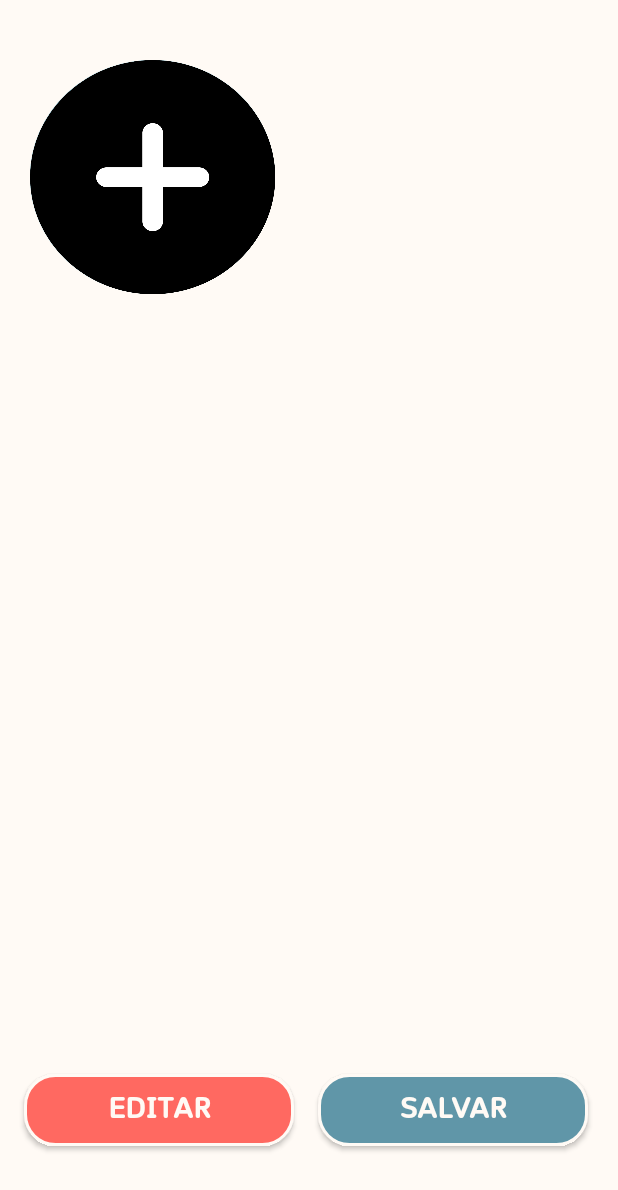
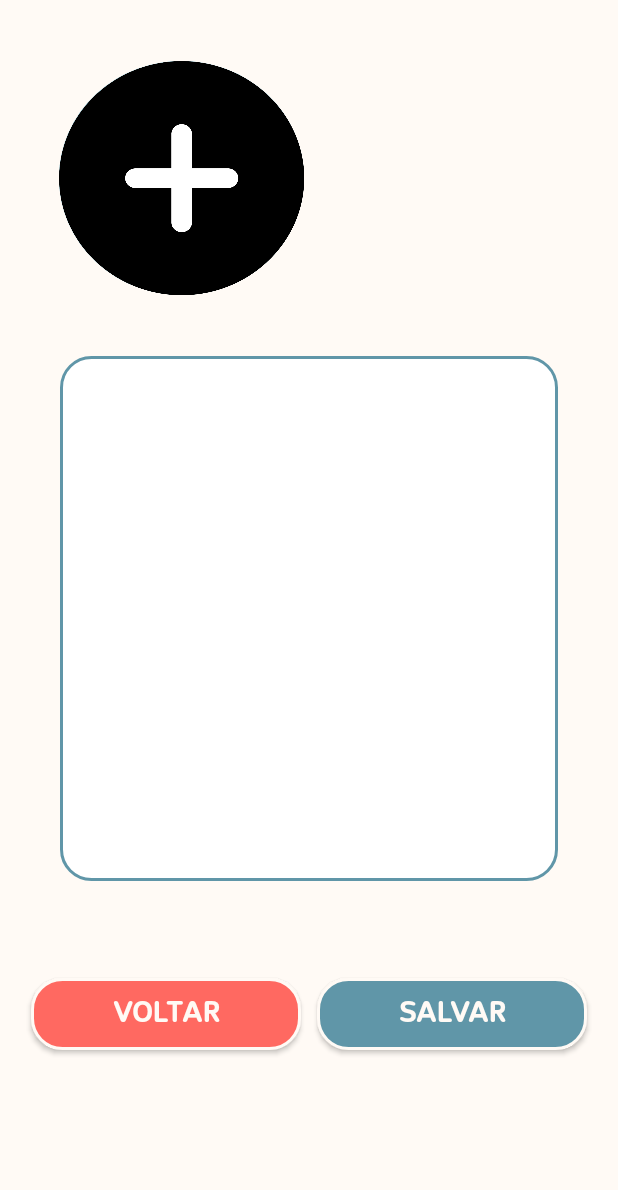
Before and after one commit to Pedrolbtb/Vihva-app, an Android app: the layout activity_foto_bio.xml on its own in the app's theme, with its tools: preview values and no code run, on a phone screen of 412 x 824 dp. Shown: the top 1190 px of the screen. Run offline under Robolectric (Android 15) with nearby library versions, the phone set to English and light mode, and no system bars.

Commit message:
tela de fotobio

```diff
--- a/app/src/main/res/layout/activity_foto_bio.xml
+++ b/app/src/main/res/layout/activity_foto_bio.xml
@@ -13,80 +13,92 @@
         style="@style/foto"
         android:layout_width="163dp"
         android:layout_height="156dp"
-        android:layout_marginLeft="20dp"
-        android:layout_marginTop="40dp"
+        android:layout_marginEnd="170dp"
         android:scaleType="fitStart"
+        app:layout_constraintBottom_toTopOf="@+id/editText"
+        app:layout_constraintEnd_toEndOf="parent"
         app:layout_constraintStart_toStartOf="parent"
         app:layout_constraintTop_toTopOf="parent" />
 
     <TextView
         android:id="@+id/text_nome"
-        android:layout_width="wrap_content"
-        android:layout_height="wrap_content"
+        style="@style/text"
         android:layout_marginTop="70dp"
-        android:layout_marginLeft="30dp"
+        android:layout_marginBottom="140dp"
+        android:layout_marginEnd="110dp"
         android:textSize="20sp"
+        app:layout_constraintBottom_toTopOf="@+id/editText"
+        app:layout_constraintEnd_toEndOf="parent"
         app:layout_constraintStart_toEndOf="@+id/img_save"
-        app:layout_constraintTop_toTopOf="parent"
-        android:text=""
-        />
+
+        app:layout_constraintTop_toTopOf="parent" />
 
     <TextView
         android:id="@+id/text_sobrenome"
-        android:layout_width="wrap_content"
-        android:layout_height="wrap_content"
+        style="@style/text"
         android:layout_marginTop="70dp"
+        android:layout_marginBottom="140dp"
         android:textSize="20sp"
-        app:layout_constraintTop_toTopOf="parent"
+        app:layout_constraintBottom_toTopOf="@+id/editText"
         app:layout_constraintEnd_toEndOf="parent"
         app:layout_constraintStart_toEndOf="@+id/text_nome"
-        android:text=""
-        />
+        app:layout_constraintTop_toTopOf="parent" />
 
     <TextView
         android:id="@+id/text_genero"
-        android:layout_width="wrap_content"
-        android:layout_height="wrap_content"
-        android:layout_marginTop="30dp"
-        android:layout_marginLeft="40dp"
+        style="@style/text"
+        android:layout_marginEnd="110dp"
+        android:layout_marginBottom="70dp"
         android:textSize="15sp"
+        app:layout_constraintBottom_toTopOf="@+id/editText"
+        app:layout_constraintEnd_toEndOf="parent"
         app:layout_constraintStart_toEndOf="@+id/img_save"
-        app:layout_constraintTop_toBottomOf="@+id/text_nome"
-        android:text=""
-        />
+        app:layout_constraintTop_toBottomOf="@+id/text_nome" />
 
     <TextView
         android:id="@+id/text_idade"
+        style="@style/text"
         android:layout_width="wrap_content"
         android:layout_height="wrap_content"
-        android:layout_marginTop="30dp"
+        android:layout_marginBottom="70dp"
         android:textSize="15sp"
-        app:layout_constraintTop_toBottomOf="@+id/text_sobrenome"
+        app:layout_constraintBottom_toTopOf="@+id/editText"
         app:layout_constraintEnd_toEndOf="parent"
         app:layout_constraintStart_toEndOf="@+id/text_genero"
-        android:text=""
-        />
+        app:layout_constraintTop_toBottomOf="@+id/text_sobrenome" />
 
     <TextView
         android:id="@+id/text_altura"
-        android:layout_width="wrap_content"
-        android:layout_height="wrap_content"
-        android:layout_marginStart="40dp"
-        android:text=""
+        style="@style/text"
+        android:layout_marginEnd="110dp"
+        android:layout_marginBottom="30dp"
         android:textSize="15sp"
+        app:layout_constraintBottom_toTopOf="@+id/editText"
+        app:layout_constraintEnd_toEndOf="parent"
         app:layout_constraintStart_toEndOf="@+id/img_save"
-        tools:layout_editor_absoluteY="168dp" />
+        app:layout_constraintTop_toBottomOf="@+id/text_genero" />
 
     <TextView
         android:id="@+id/text_peso"
-        android:layout_width="wrap_content"
-        android:layout_height="wrap_content"
-        android:layout_marginTop="20dp"
-        android:text=""
+        style="@style/text"
+        android:layout_marginBottom="30dp"
         android:textSize="15sp"
+        app:layout_constraintBottom_toTopOf="@+id/editText"
+        app:layout_constraintEnd_toEndOf="parent"
         app:layout_constraintStart_toEndOf="@+id/text_genero"
+        app:layout_constraintTop_toBottomOf="@+id/text_idade" />
+
+    <EditText
+        android:id="@+id/editText"
+        style="@style/Edit_Text_Perfil"
+        android:layout_width="match_parent"
+        android:layout_height="350dp"
+        android:hint=""
+        android:textColorHint="@color/hint"
+        app:layout_constraintBottom_toBottomOf="parent"
         app:layout_constraintEnd_toEndOf="parent"
-        app:layout_constraintTop_toBottomOf="@+id/text_idade" />
+        app:layout_constraintStart_toStartOf="parent"
+        app:layout_constraintTop_toTopOf="parent" />
 
 
     <androidx.appcompat.widget.AppCompatButton
@@ -94,31 +106,47 @@
         style="@style/Button_salvar"
         android:layout_width="wrap_content"
         android:layout_height="wrap_content"
+        android:layout_marginBottom="60dp"
+        android:layout_marginStart="190dp"
         android:width="180dp"
-        android:layout_marginEnd="20dp"
-        android:layout_marginBottom="60dp"
         android:text="salvar"
         android:textColor="@color/off_white"
-        android:textSize="20dp"
+        android:textSize="20sp"
+        app:layout_constraintBottom_toBottomOf="parent"
         app:layout_constraintEnd_toEndOf="parent"
-        app:layout_constraintBottom_toBottomOf="parent" />
+        app:layout_constraintStart_toStartOf="parent"
+        app:layout_constraintTop_toBottomOf="@+id/editText" />
 
     <androidx.appcompat.widget.AppCompatButton
         android:id="@+id/btn_retornar"
         style="@style/Button_retornar"
         android:layout_width="wrap_content"
         android:layout_height="wrap_content"
+        android:layout_marginStart="15dp"
+        android:layout_marginEnd="5dp"
+        android:layout_marginBottom="60dp"
         android:width="180dp"
-        android:layout_marginStart="20dp"
-        android:layout_marginBottom="60dp"
-        android:layout_marginEnd="20dp"
-        android:text="Editar"
+        android:text="Voltar"
         android:textColor="@color/off_white"
-        android:textSize="20dp"
+        android:textSize="20sp"
+        app:layout_constraintBottom_toBottomOf="parent"
         app:layout_constraintEnd_toStartOf="@id/btn_proximo"
         app:layout_constraintStart_toStartOf="parent"
-        app:layout_constraintBottom_toBottomOf="parent"
- />
+        app:layout_constraintTop_toBottomOf="@+id/editText" />
+
+    <androidx.constraintlayout.widget.Guideline
+        android:id="@+id/guideline"
+        android:layout_width="wrap_content"
+        android:layout_height="wrap_content"
+        android:orientation="vertical"
+        app:layout_constraintGuide_percent="0.5" />
+
+    <androidx.constraintlayout.widget.Guideline
+        android:id="@+id/guideline3"
+        android:layout_width="wrap_content"
+        android:layout_height="wrap_content"
+        android:orientation="horizontal"
+        app:layout_constraintGuide_percent="0.5" />
 
 
 </androidx.constraintlayout.widget.ConstraintLayout>
--- a/app/src/main/res/values/strings.xml
+++ b/app/src/main/res/values/strings.xml
@@ -57,10 +57,12 @@
 
     <string name="text_breadInfo">Dados</string>
 
+
     <string name="text_breadOpc">Opcional</string>
 
     <string name="text_Esqminhasenha"><u>Esqueci minha senha</u> </string>
 
     <string name="text_genero">Gênero</string>
 
+
 </resources>
--- a/app/src/main/res/values/styles.xml
+++ b/app/src/main/res/values/styles.xml
@@ -86,7 +86,14 @@
         <item name="android:textSize">30sp</item>
         <item name="android:textColor">@color/Letras</item>
         <item name="fontFamily">@font/cloudsoft_bold_700</item>
+    </style>
 
+    <style name="inforPerfil">
+        <item name="android:layout_width">wrap_content</item>
+        <item name="android:layout_height">wrap_content</item>
+        <item name="android:textSize">15sp</item>
+        <item name="android:textColor">@color/Letras</item>
+        <item name="fontFamily">@font/cloudsoft_bold_700</item>
     </style>
 
     <style name="sos">
```
Also changed, not shown: 2 other files.
